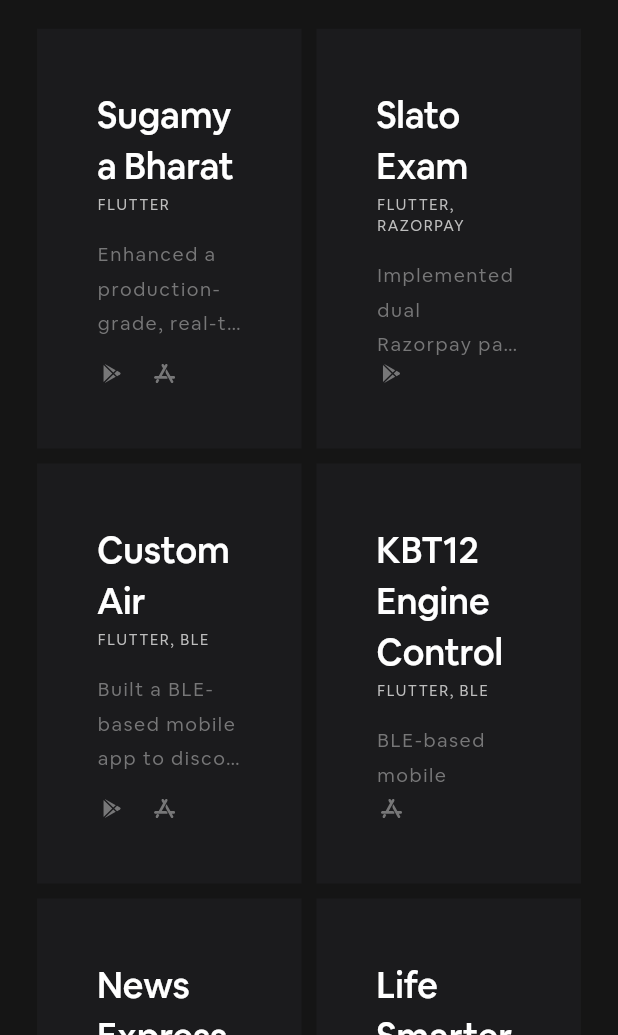
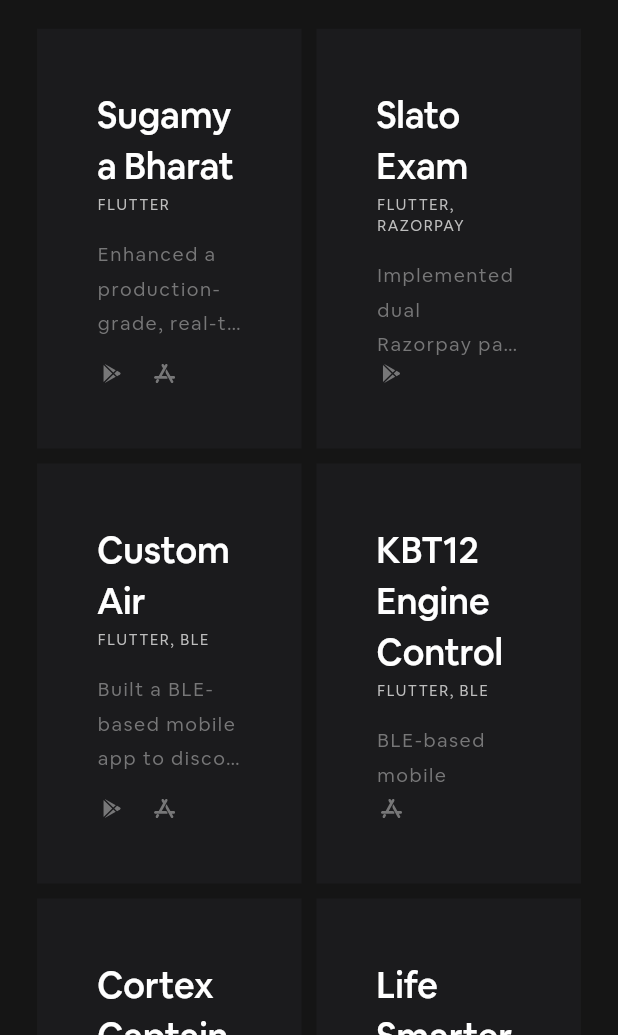
Before and after one commit to jagans27/jagans27.github.io, a Flutter app: the HomeTabletScreen screen opened directly, scrolled down 1152 dp, on a phone screen of 412 x 824 dp, the part 201-1236 px from its top. Run offline on Flutter 3.47's test engine with Material 3 defaults, Android fonts, the phone set to English and light mode, and no system bars; our stand-ins replace flutter_sticky_header, flutter_svg, go_router, lottie, visibility_detector; missing offline and left inert: flutter_breakpoints; project files that could hold a hidden picture were left out.

Commit message:
updated project

```diff
--- a/lib/common/constants.dart
+++ b/lib/common/constants.dart
@@ -217,7 +217,7 @@ class Constants {
     ),
 
     ProjectModel(
-      name: "News Express",
+      name: "Cortex Captains",
       description: [
         Description(
           text:
```
